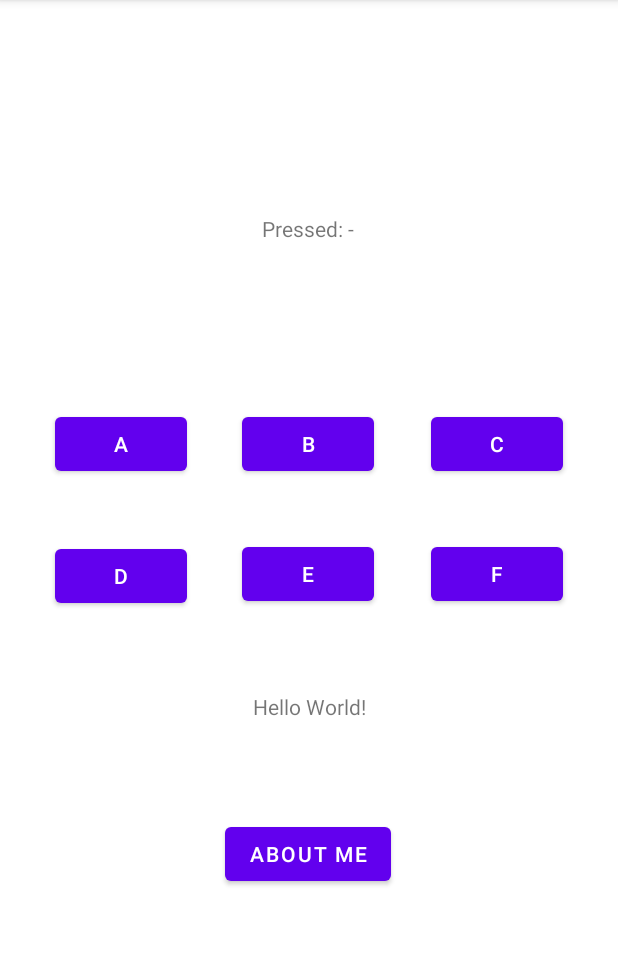
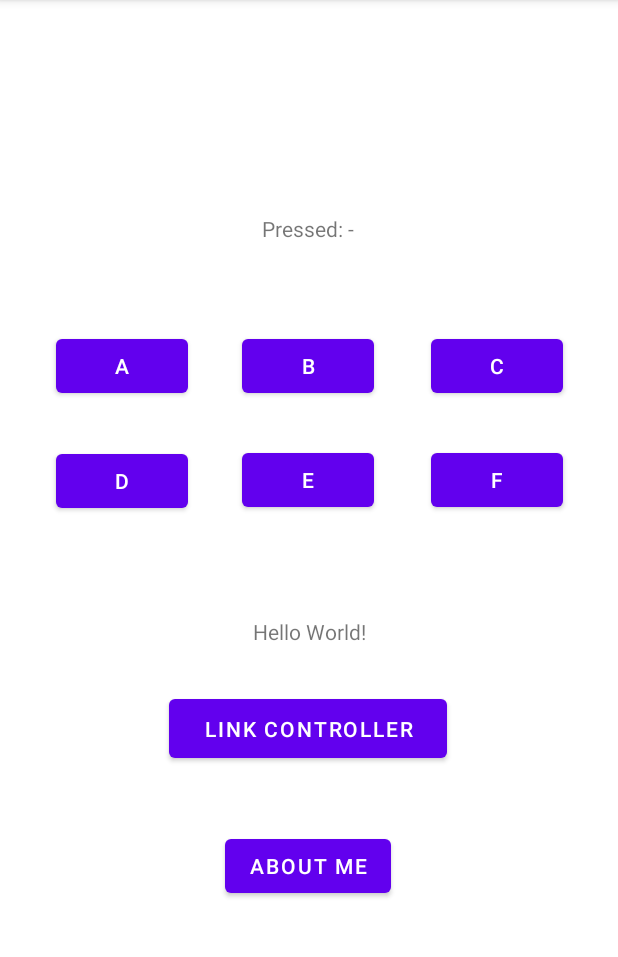
Before and after one commit to ZeitLee/CS5520_sp22, an Android app: the screen it shows after launch (MainActivity), on a phone screen of 412 x 824 dp, the part 84-1041 px from its top. Run offline under Robolectric (Android 15) with nearby library versions, the phone set to English and light mode, and no system bars.

Commit message:
Assignment4 add link button

```diff
--- a/app/src/main/AndroidManifest.xml
+++ b/app/src/main/AndroidManifest.xml
@@ -10,6 +10,9 @@
         android:supportsRtl="true"
         android:theme="@style/Theme.NUMAD22Sp_ZeshengLi">
         <activity
+            android:name=".LinkControllerActivity"
+            android:exported="false" />
+        <activity
             android:name=".MainActivity"
             android:exported="true">
             <intent-filter>
--- a/app/src/main/java/edu/neu/madcourse/numad22sp_zeshengli/MainActivity.java
+++ b/app/src/main/java/edu/neu/madcourse/numad22sp_zeshengli/MainActivity.java
@@ -2,6 +2,7 @@ package edu.neu.madcourse.numad22sp_zeshengli;
 
 import androidx.appcompat.app.AppCompatActivity;
 
+import android.content.Intent;
 import android.os.Bundle;
 import android.util.Log;
 import android.view.View;
@@ -19,6 +20,7 @@ public class MainActivity extends AppCompatActivity {
     Button bt5;
     Button bt6;
     Button bt7;
+    Button linkController;
 
     @Override
     protected void onCreate(Bundle savedInstanceState) {
@@ -32,6 +34,7 @@ public class MainActivity extends AppCompatActivity {
         bt5 = (Button) findViewById(R.id.button5);
         bt6 = (Button) findViewById(R.id.button6);
         bt7 = (Button) findViewById(R.id.button7);
+        linkController = (Button) findViewById(R.id.linkController);
 
         //This is about me button
         Button about_me_btn = (Button) findViewById(R.id.aboutMe);
@@ -80,5 +83,19 @@ public class MainActivity extends AppCompatActivity {
                 clickTxt.setText("Pressed: F");
             }
         });
+        linkController.setOnClickListener(new View.OnClickListener() {
+            @Override
+            public void onClick(View v) {
+                openListOfLinkActivity();
+            }
+        });
+    }
+
+    /**
+     * This is a helper function to open the link controller activity.
+     */
+    public void openListOfLinkActivity() {
+        Intent intent = new Intent(this, LinkControllerActivity.class);
+        startActivity(intent);
     }
 }
--- a/app/src/main/res/layout/activity_main.xml
+++ b/app/src/main/res/layout/activity_main.xml
@@ -15,7 +15,7 @@
         app:layout_constraintLeft_toLeftOf="parent"
         app:layout_constraintRight_toRightOf="parent"
         app:layout_constraintTop_toTopOf="parent"
-        app:layout_constraintVertical_bias="0.616" />
+        app:layout_constraintVertical_bias="0.549" />
 
     <Button
         android:id="@+id/aboutMe"
@@ -27,18 +27,7 @@
         app:layout_constraintHorizontal_bias="0.498"
         app:layout_constraintStart_toStartOf="parent"
         app:layout_constraintTop_toBottomOf="@+id/textView"
-        app:layout_constraintVertical_bias="0.269" />
-
-    <Button
-        android:id="@+id/button2"
-        android:layout_width="wrap_content"
-        android:layout_height="wrap_content"
-        android:text="A"
-        app:layout_constraintBottom_toTopOf="@+id/textView"
-        app:layout_constraintEnd_toStartOf="@+id/button3"
-        app:layout_constraintStart_toStartOf="parent"
-        app:layout_constraintTop_toBottomOf="@+id/textView2"
-        app:layout_constraintVertical_bias="0.438" />
+        app:layout_constraintVertical_bias="0.424" />
 
     <Button
         android:id="@+id/button3"
@@ -50,30 +39,7 @@
         app:layout_constraintHorizontal_bias="0.498"
         app:layout_constraintStart_toStartOf="parent"
         app:layout_constraintTop_toBottomOf="@+id/textView2"
-        app:layout_constraintVertical_bias="0.438" />
-
-    <Button
-        android:id="@+id/button4"
-        android:layout_width="wrap_content"
-        android:layout_height="wrap_content"
-        android:text="C"
-        app:layout_constraintBottom_toTopOf="@+id/textView"
-        app:layout_constraintEnd_toEndOf="parent"
-        app:layout_constraintHorizontal_bias="0.507"
-        app:layout_constraintStart_toEndOf="@+id/button3"
-        app:layout_constraintTop_toBottomOf="@+id/textView2"
-        app:layout_constraintVertical_bias="0.438" />
-
-    <Button
-        android:id="@+id/button5"
-        android:layout_width="wrap_content"
-        android:layout_height="wrap_content"
-        android:text="D"
-        app:layout_constraintBottom_toTopOf="@+id/textView"
-        app:layout_constraintEnd_toStartOf="@+id/button6"
-        app:layout_constraintStart_toStartOf="parent"
-        app:layout_constraintTop_toBottomOf="@+id/button2"
-        app:layout_constraintVertical_bias="0.428" />
+        app:layout_constraintVertical_bias="0.289" />
 
     <Button
         android:id="@+id/button6"
@@ -85,7 +51,19 @@
         app:layout_constraintHorizontal_bias="0.498"
         app:layout_constraintStart_toStartOf="parent"
         app:layout_constraintTop_toBottomOf="@+id/button3"
-        app:layout_constraintVertical_bias="0.416" />
+        app:layout_constraintVertical_bias="0.294" />
+
+    <Button
+        android:id="@+id/button5"
+        android:layout_width="wrap_content"
+        android:layout_height="wrap_content"
+        android:text="D"
+        app:layout_constraintBottom_toTopOf="@+id/textView"
+        app:layout_constraintEnd_toStartOf="@+id/button6"
+        app:layout_constraintHorizontal_bias="0.506"
+        app:layout_constraintStart_toStartOf="parent"
+        app:layout_constraintTop_toBottomOf="@+id/button2"
+        app:layout_constraintVertical_bias="0.302" />
 
     <Button
         android:id="@+id/button7"
@@ -94,10 +72,34 @@
         android:text="F"
         app:layout_constraintBottom_toTopOf="@+id/textView"
         app:layout_constraintEnd_toEndOf="parent"
-        app:layout_constraintHorizontal_bias="0.507"
+        app:layout_constraintHorizontal_bias="0.513"
         app:layout_constraintStart_toEndOf="@+id/button6"
         app:layout_constraintTop_toBottomOf="@+id/button4"
-        app:layout_constraintVertical_bias="0.416" />
+        app:layout_constraintVertical_bias="0.294" />
+
+    <Button
+        android:id="@+id/button2"
+        android:layout_width="wrap_content"
+        android:layout_height="wrap_content"
+        android:text="A"
+        app:layout_constraintBottom_toTopOf="@+id/textView"
+        app:layout_constraintEnd_toStartOf="@+id/button3"
+        app:layout_constraintHorizontal_bias="0.506"
+        app:layout_constraintStart_toStartOf="parent"
+        app:layout_constraintTop_toBottomOf="@+id/textView2"
+        app:layout_constraintVertical_bias="0.289" />
+
+    <Button
+        android:id="@+id/button4"
+        android:layout_width="wrap_content"
+        android:layout_height="wrap_content"
+        android:text="C"
+        app:layout_constraintBottom_toTopOf="@+id/textView"
+        app:layout_constraintEnd_toEndOf="parent"
+        app:layout_constraintHorizontal_bias="0.513"
+        app:layout_constraintStart_toEndOf="@+id/button3"
+        app:layout_constraintTop_toBottomOf="@+id/textView2"
+        app:layout_constraintVertical_bias="0.289" />
 
     <TextView
         android:id="@+id/textView2"
@@ -111,4 +113,16 @@
         app:layout_constraintTop_toTopOf="parent"
         app:layout_constraintVertical_bias="0.191" />
 
+    <Button
+        android:id="@+id/linkController"
+        android:layout_width="185dp"
+        android:layout_height="51dp"
+        android:text="Link Controller"
+        app:layout_constraintBottom_toTopOf="@+id/aboutMe"
+        app:layout_constraintEnd_toEndOf="parent"
+        app:layout_constraintHorizontal_bias="0.497"
+        app:layout_constraintStart_toStartOf="parent"
+        app:layout_constraintTop_toBottomOf="@+id/textView"
+        app:layout_constraintVertical_bias="0.408" />
+
 </androidx.constraintlayout.widget.ConstraintLayout>
```
Also changed, not shown: app/src/main/java/edu/neu/madcourse/numad22sp_zeshengli/LinkControllerActivity.java (added, +31 -0 lines), app/src/main/res/layout/activity_link_controller.xml (added, +21 -0 lines).
